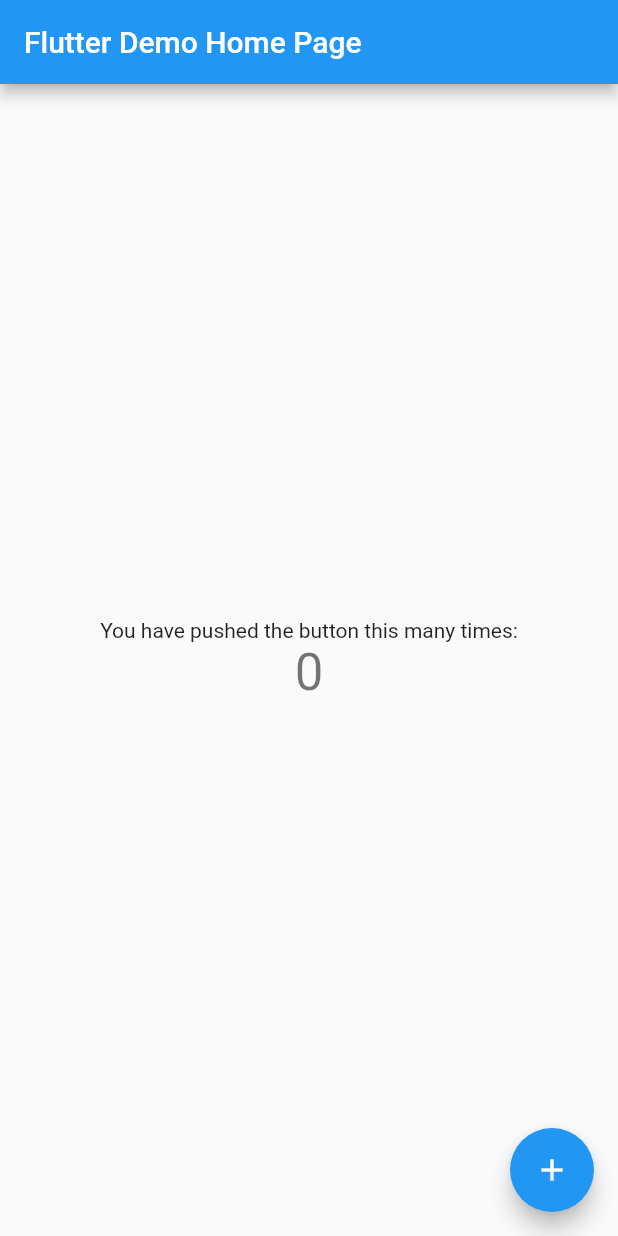
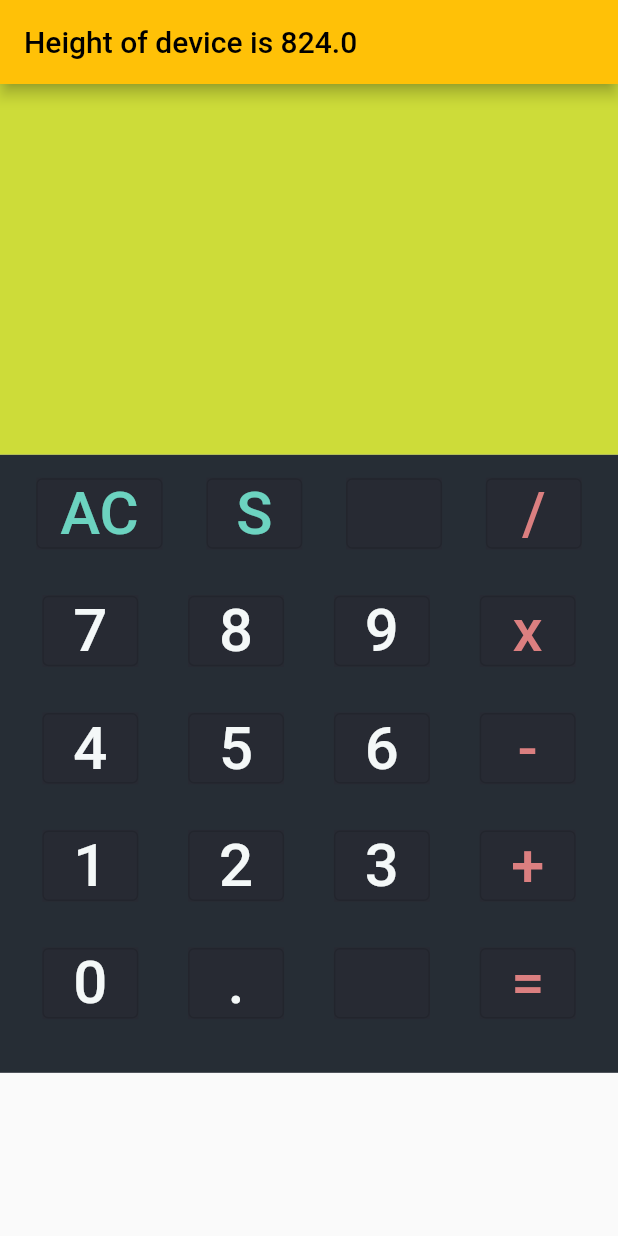
Before and after one commit to soulandbone/training_calculator_app, a Flutter app: the screen it shows after launch, on a phone screen of 412 x 824 dp. Run offline on Flutter 3.47's test engine with Material 2 defaults, Android fonts, the phone set to English and light mode, and no system bars.

Commit message:
laying out the buttons, putting the MediaQuery, WIP

```diff
--- a/lib/main.dart
+++ b/lib/main.dart
@@ -1,4 +1,5 @@
 import 'package:flutter/material.dart';
+import 'package:training_calculator_app/screens/homepage.dart';
 
 void main() {
   runApp(const MyApp());
@@ -10,58 +11,11 @@
   @override
   Widget build(BuildContext context) {
     return MaterialApp(
-      title: 'Flutter Demo',
+      title: 'Flutter Calculator',
       theme: ThemeData(
-        primarySwatch: Colors.blue,
+        primarySwatch: Colors.amber,
       ),
-      home: const MyHomePage(title: 'Flutter Demo Home Page'),
+      home: const HomePage(),
     );
   }
 }
-
-class MyHomePage extends StatefulWidget {
-  const MyHomePage({super.key, required this.title});
-
-  final String title;
-
-  @override
-  State<MyHomePage> createState() => _MyHomePageState();
-}
-
-class _MyHomePageState extends State<MyHomePage> {
-  int _counter = 0;
-
-  void _incrementCounter() {
-    setState(() {
-      _counter++;
-    });
-  }
-
-  @override
-  Widget build(BuildContext context) {
-    return Scaffold(
-      appBar: AppBar(
-        title: Text(widget.title),
-      ),
-      body: Center(
-        child: Column(
-          mainAxisAlignment: MainAxisAlignment.center,
-          children: <Widget>[
-            const Text(
-              'You have pushed the button this many times:',
-            ),
-            Text(
-              '$_counter',
-              style: Theme.of(context).textTheme.headlineMedium,
-            ),
-          ],
-        ),
-      ),
-      floatingActionButton: FloatingActionButton(
-        onPressed: _incrementCounter,
-        tooltip: 'Increment',
-        child: const Icon(Icons.add),
-      ),
-    );
-  }
-}
--- /dev/null
+++ b/lib/screens/homepage.dart
@@ -0,0 +1,22 @@
+import 'package:flutter/material.dart';
+import 'package:training_calculator_app/widgets/input_section.dart';
+
+class HomePage extends StatelessWidget {
+  const HomePage({super.key});
+
+  @override
+  Widget build(BuildContext context) {
+    double height = MediaQuery.of(context).size.height;
+    return Scaffold(
+      appBar: AppBar(title: Text('Height of device is $height')),
+      body: Column(
+        children: [
+          Container(
+              height: height * 0.3,
+              decoration: const BoxDecoration(color: Colors.lime)),
+          Container(height: height * 0.5, child: const InputSection())
+        ],
+      ),
+    );
+  }
+}
--- /dev/null
+++ b/lib/widgets/custom_button.dart
@@ -0,0 +1,25 @@
+import 'package:flutter/material.dart';
+
+class CustomButton extends StatelessWidget {
+  String val;
+  Color textColor1;
+
+  CustomButton(this.val,
+      [this.textColor1 = const Color.fromRGBO(244, 248, 248, 1)]);
+
+  @override
+  Widget build(BuildContext context) {
+    return Container(
+      margin: const EdgeInsets.symmetric(horizontal: 5, vertical: 10),
+      decoration: const BoxDecoration(color: Color.fromRGBO(39, 42, 51, 1)),
+      alignment: Alignment.topCenter,
+      child: OutlinedButton(
+        onPressed: () {},
+        child: Text(
+          val,
+          style: TextStyle(fontSize: 40, color: textColor1),
+        ),
+      ),
+    );
+  }
+}
--- /dev/null
+++ b/lib/widgets/input_section.dart
@@ -0,0 +1,65 @@
+import 'package:flutter/material.dart';
+import './custom_button.dart';
+
+class InputSection extends StatelessWidget {
+  const InputSection({super.key});
+
+  @override
+  Widget build(BuildContext context) {
+    return Container(
+      decoration: const BoxDecoration(color: Color.fromRGBO(38, 45, 53, 1)),
+      child: Column(
+        mainAxisAlignment: MainAxisAlignment.spaceAround,
+        children: [
+          Row(
+            mainAxisAlignment: MainAxisAlignment.spaceEvenly,
+            children: [
+              CustomButton('AC', const Color.fromRGBO(108, 211, 192, 1)),
+              CustomButton('S', const Color.fromRGBO(108, 211, 192, 1)),
+              CustomButton(''),
+              CustomButton('/', const Color.fromRGBO(219, 127, 128, 1)),
+            ],
+          ),
+          Row(
+            mainAxisAlignment: MainAxisAlignment.spaceEvenly,
+            children: [
+              CustomButton('7'),
+              CustomButton('8'),
+              CustomButton('9'),
+              CustomButton('x', const Color.fromRGBO(219, 127, 128, 1)),
+            ],
+          ),
+          Row(
+            mainAxisAlignment: MainAxisAlignment.spaceEvenly,
+            children: [
+              CustomButton('4'),
+              CustomButton('5'),
+              CustomButton('6'),
+              CustomButton('-', const Color.fromRGBO(219, 127, 128, 1)),
+            ],
+          ),
+          Row(
+            mainAxisAlignment: MainAxisAlignment.spaceEvenly,
+            children: [
+              CustomButton('1'),
+              CustomButton('2'),
+              CustomButton('3'),
+              CustomButton('+', const Color.fromRGBO(219, 127, 128, 1)),
+            ],
+          ),
+          Row(
+            mainAxisAlignment: MainAxisAlignment.spaceEvenly,
+            children: [
+              CustomButton('0'),
+              CustomButton('.'),
+              CustomButton(''),
+              CustomButton('=', const Color.fromRGBO(219, 127, 128, 1)),
+            ],
+          ),
+          Row(),
+          Row()
+        ],
+      ),
+    );
+  }
+}
```
